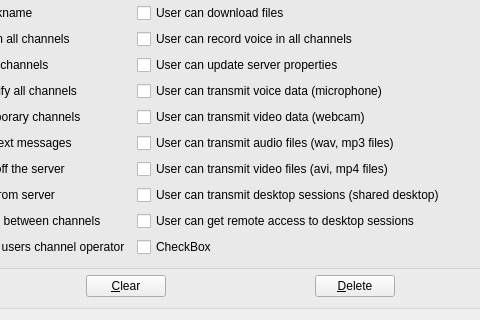
Qt form Client/qtTeamTalk/useraccounts.ui (BearWare/TeamTalk5) before a commit; both pictures show x 167 to 647 and y 546 to 866 of the 815 by 866 pixel window.
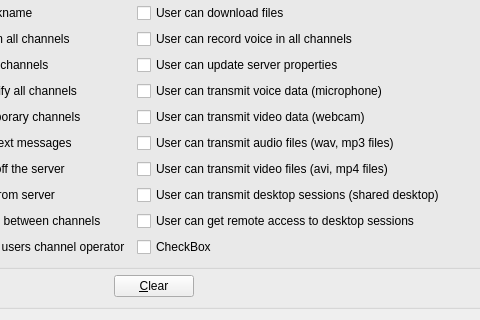
The same form after that commit.

The edit to the form file:
```diff
--- a/Client/qtTeamTalk/useraccounts.ui
+++ b/Client/qtTeamTalk/useraccounts.ui
@@ -658,16 +658,6 @@
            </property>
           </spacer>
          </item>
-         <item>
-          <widget class="QPushButton" name="delButton">
-           <property name="accessibleDescription">
-            <string>Remove selected user</string>
-           </property>
-           <property name="text">
-            <string>&amp;Delete</string>
-           </property>
-          </widget>
-         </item>
          <item>
           <spacer name="horizontalSpacer_2">
            <property name="orientation">
```
